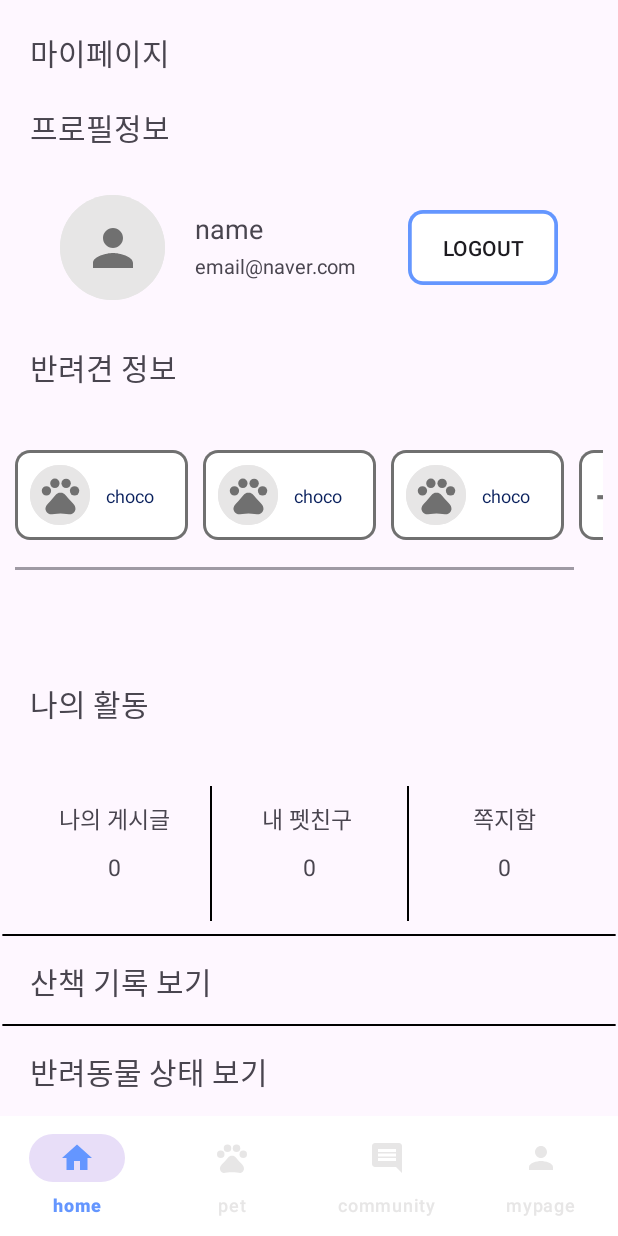
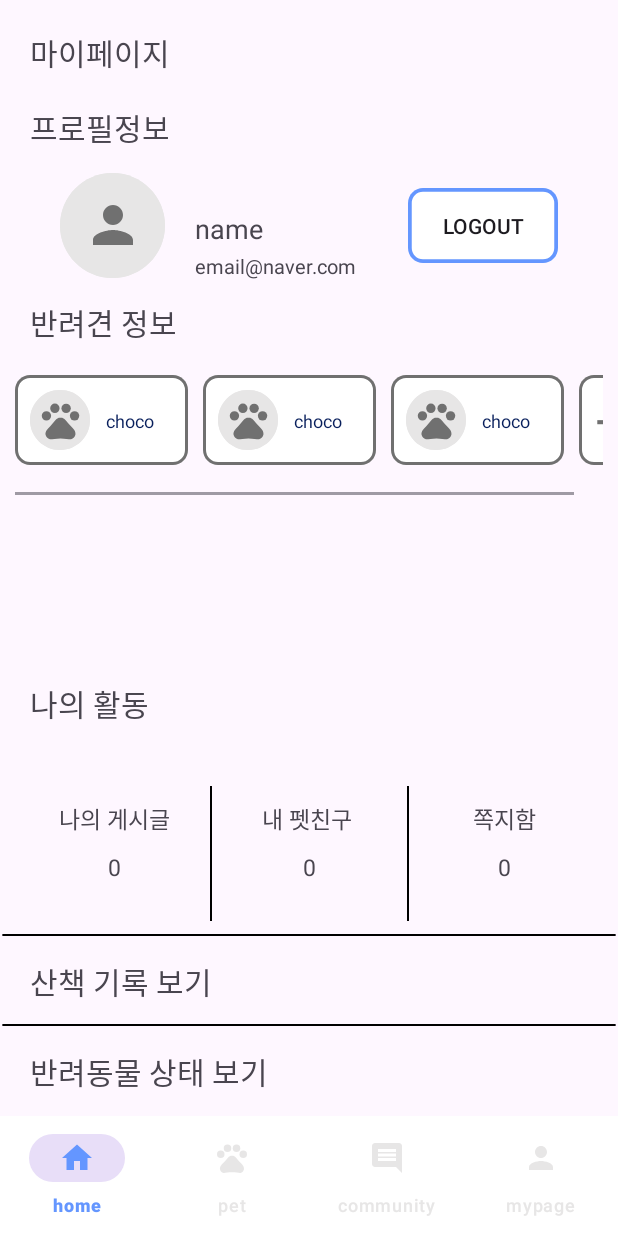
Before and after one commit to Hey0140/HealthCareProject, an Android app: the fragment MypageFragment placed in its activity, on a phone screen of 412 x 824 dp. Run offline under Robolectric (Android 15) with nearby library versions, the phone set to English and light mode, and no system bars; our stand-ins replace Firebase (no records; nobody signed in at launch, a user with empty details on screens opened directly).

Commit message:
fix: mypage xml뭉개짐 현상 해결

```diff
--- a/app/src/main/res/layout/fragment_mypage.xml
+++ b/app/src/main/res/layout/fragment_mypage.xml
@@ -35,7 +35,7 @@
         <androidx.constraintlayout.widget.ConstraintLayout
             android:id="@+id/mypageLayout"
             android:layout_width="match_parent"
-            android:layout_height="130dp"
+            android:layout_height="100dp"
             app:layout_constraintTop_toBottomOf="@id/mypageProfileInfoTitle"
             >
 
@@ -102,7 +102,7 @@
         <TextView
             android:id="@+id/petInfoTitle"
             android:layout_width="match_parent"
-            android:layout_height="50dp"
+            android:layout_height="30dp"
             app:layout_constraintTop_toBottomOf="@id/mypageLayout"
             app:layout_constraintLeft_toLeftOf="parent"
             android:text="반려견 정보"
```
